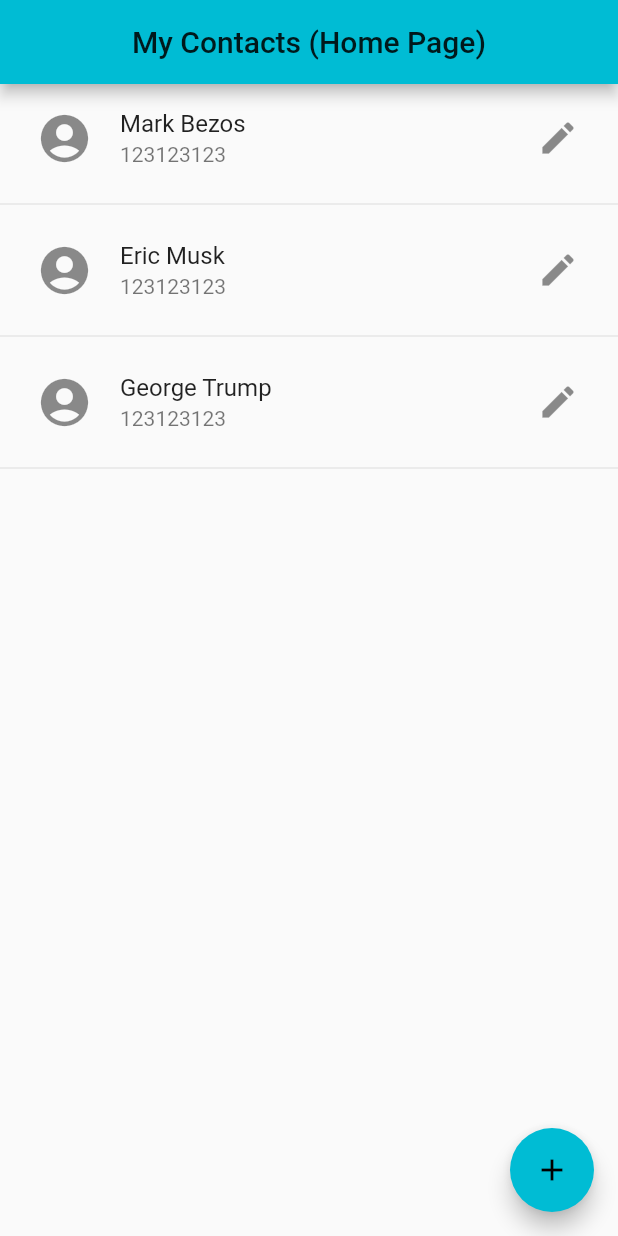
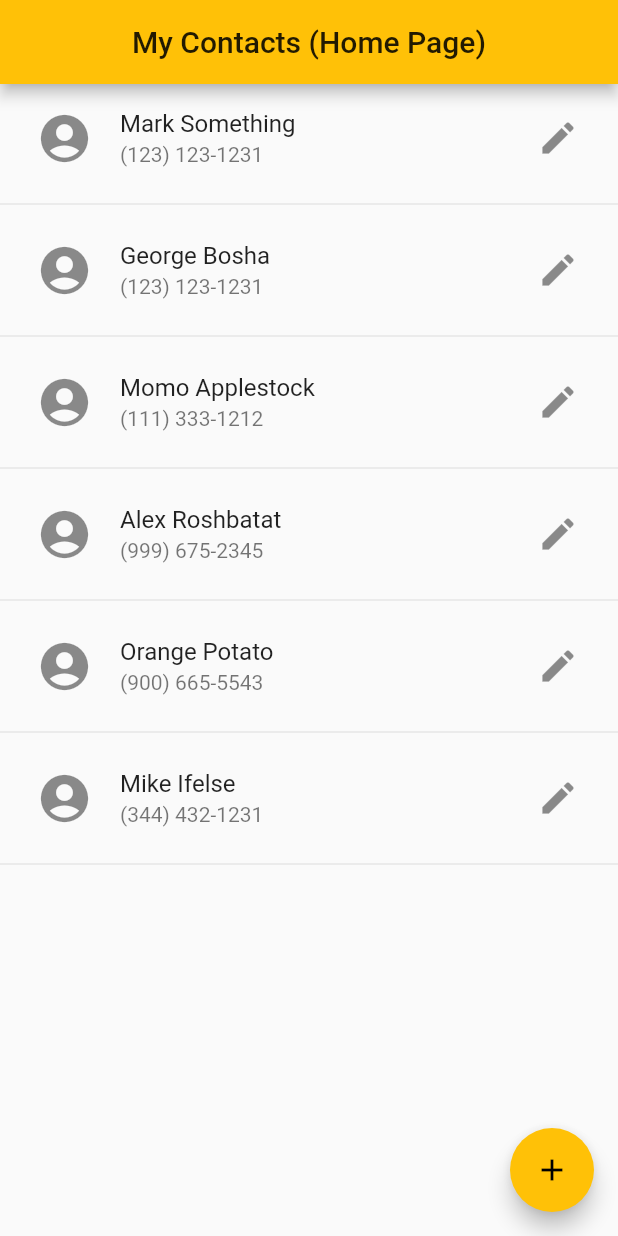
Before and after one commit to AlexVar196/FlutterContactList, a Flutter app: the screen it shows after launch, on a phone screen of 412 x 824 dp. Run offline on Flutter 3.47's test engine with Material 2 defaults, Android fonts, the phone set to English and light mode, and no system bars.

Commit message:
added string parsing and display in app

```diff
--- a/lib/contact.dart
+++ /dev/null
@@ -1,44 +0,0 @@
-class Contact {
-  String firstName;
-  String lastName;
-  String phoneNumber;
-  String email;
-
-  Contact(this.firstName, this.lastName, this.phoneNumber, this.email);
-
-  String getFullName() {
-    return firstName + " " + lastName;
-  }
-
-  String getFirstName() {
-    return firstName;
-  }
-
-  String getLastName() {
-    return lastName;
-  }
-
-  String getPhoneNumber() {
-    return phoneNumber;
-  }
-
-  String getEmail() {
-    return email;
-  }
-
-  void setFirstName(String firstName) {
-    this.firstName = firstName;
-  }
-
-  void setLastName(String lastName) {
-    this.lastName = lastName;
-  }
-
-  void setPhoneNumber(String phoneNumber) {
-    this.phoneNumber = phoneNumber;
-  }
-
-  void setEmail(String email) {
-    this.email = email;
-  }
-}
--- a/lib/contact_list.dart
+++ b/lib/contact_list.dart
@@ -1,11 +1,12 @@
+import 'dart:convert';
 import 'dart:core';
 import 'package:flutter/material.dart';
 import 'dart:developer';
-import './contact.dart';
+import 'model/contact_model.dart';
+import 'contact_list_string.dart' as contactListData;
 
 class ContactList extends StatefulWidget {
   ContactList({Key? key, required this.title}) : super(key: key);
-
   final String title;
 
   @override
@@ -13,19 +14,17 @@ class ContactList extends StatefulWidget {
 }
 
 class _ContactListState extends State<ContactList> {
-  List<Contact> getContactsFromMemory() {
-    var contactList = <Contact>[];
-    Contact a = new Contact("Mark", "Bezos", "123123123", "email@email.com");
-    Contact b = new Contact("Eric", "Musk", "123123123", "email@email.com");
-    Contact c = new Contact("George", "Trump", "123123123", "email@email.com");
-    contactList.add(a);
-    contactList.add(b);
-    contactList.add(c);
-    return contactList;
+  List<ContactModel> parseContactsFromJson() {
+    var jsonData = jsonDecode(contactListData.data) as List;
+    List<ContactModel> contacts =
+        jsonData.map((x) => ContactModel.fromJson(x)).toList();
+    print(contacts);
+    return contacts;
   }
 
   Widget getContactListView() {
-    var _contactList = getContactsFromMemory();
+    var _contactList = parseContactsFromJson();
+
     return ListView.builder(
         itemCount: _contactList.length * 2,
         itemBuilder: (context, count) {
@@ -35,7 +34,7 @@ class _ContactListState extends State<ContactList> {
         });
   }
 
-  Widget _buildRow(Contact contact) {
+  Widget _buildRow(ContactModel contact) {
     return ListTile(
       leading: Container(
         height: double.infinity,
@@ -70,12 +69,11 @@ class _ContactListState extends State<ContactList> {
     );
   }
 
-  String getInitials(String name) =>
-      name.isNotEmpty
-          ? name.trim().split(' ').map((l) => l[0]).take(3).join()
-          : '';
+  String getInitials(String name) => name.isNotEmpty
+      ? name.trim().split(' ').map((l) => l[0]).take(3).join()
+      : '';
 
-  void _editContactInfo(Contact contact) {
+  void _editContactInfo(ContactModel contact) {
     String name = contact.getFullName();
     log("_editContactInfo for $name");
 
@@ -138,8 +136,8 @@ class _ContactListState extends State<ContactList> {
                 onPressed: () {
                   setState(() {});
                   ScaffoldMessenger.of(context).showSnackBar(
-                    const SnackBar(content: Text(
-                        'Contact Successfully Edited')),
+                    const SnackBar(
+                        content: Text('Contact Successfully Edited')),
                   );
                 },
                 child: Text("Save Changes")),
@@ -149,7 +147,7 @@ class _ContactListState extends State<ContactList> {
     }));
   }
 
-  void _viewContactInfo(Contact contact) {
+  void _viewContactInfo(ContactModel contact) {
     String name = contact.getFullName();
     log("_viewContactInfo for $name");
 
--- /dev/null
+++ b/lib/contact_list_string.dart
@@ -0,0 +1,7 @@
+String data = '[ '
+    '{ "firstName": "Mark", "lastName": "Something", "phoneNumber": "(123) 123-1231", "email": "something1@somewhere.com" },'
+    ' { "firstName": "George", "lastName": "Bosha", "phoneNumber": "(123) 123-1231", "email": "gafhadfh@somewhere.com" },'
+    ' { "firstName": "Momo", "lastName": "Applestock", "phoneNumber": "(111) 333-1212", "email": "hgfhdssh@somewhere.com" },'
+    ' { "firstName": "Alex", "lastName": "Roshbatat", "phoneNumber": "(999) 675-2345", "email": "gg55hh66@somewhere.com" },'
+    ' { "firstName": "Orange", "lastName": "Potato", "phoneNumber": "(900) 665-5543", "email": "potato123@somewhere.com" },'
+    ' { "firstName": "Mike", "lastName": "Ifelse", "phoneNumber": "(344) 432-1231", "email": "ifelr112@somewhere.com" } ] ';
--- a/lib/main.dart
+++ b/lib/main.dart
@@ -7,14 +7,12 @@ void main() {
 }
 
 class MyApp extends StatelessWidget {
-  // This widget is the root of your application.
-
   @override
   Widget build(BuildContext context) {
     return MaterialApp(
         title: 'Contacts',
         theme: ThemeData(
-          primarySwatch: Colors.cyan,
+          primarySwatch: Colors.amber,
         ),
         home: ContactList(title: 'My Contacts (Home Page)'));
   }
--- /dev/null
+++ b/lib/model/contact_model.dart
@@ -0,0 +1,64 @@
+
+class ContactModel {
+  String firstName;
+  String lastName;
+  String phoneNumber;
+  String email;
+
+  ContactModel({required this.firstName, required this.lastName, required this.phoneNumber, required this.email,});
+
+  factory ContactModel.fromJson(Map<String, dynamic> json) => ContactModel(
+        firstName: json["firstName"],
+        lastName: json["lastName"],
+        phoneNumber: json["phoneNumber"],
+        email: json["email"],
+      );
+
+  Map<String, dynamic> toJson() => {
+        "firstName": firstName,
+        "lastName": lastName,
+        "phoneNumber": phoneNumber,
+        "email": email,
+      };
+
+  @override
+  String toString() {
+    return '{ ${this.firstName} ${this.lastName} , phone: ${this.phoneNumber} email: ${this.email}}';
+  }
+
+  String getFullName() {
+    return firstName + " " + lastName;
+  }
+
+  String getFirstName() {
+    return firstName;
+  }
+
+  String getLastName() {
+    return lastName;
+  }
+
+  String getPhoneNumber() {
+    return phoneNumber;
+  }
+
+  String getEmail() {
+    return email;
+  }
+
+  void setFirstName(String firstName) {
+    this.firstName = firstName;
+  }
+
+  void setLastName(String lastName) {
+    this.lastName = lastName;
+  }
+
+  void setPhoneNumber(String phoneNumber) {
+    this.phoneNumber = phoneNumber;
+  }
+
+  void setEmail(String email) {
+    this.email = email;
+  }
+}
--- a/pubspec.yaml
+++ b/pubspec.yaml
@@ -38,7 +38,8 @@ dev_dependencies:
 
 # The following section is specific to Flutter.
 flutter:
-
+  assets:
+    - assets/contact_list.json
   # The following line ensures that the Material Icons font is
   # included with your application, so that you can use the icons in
   # the material Icons class.
```
